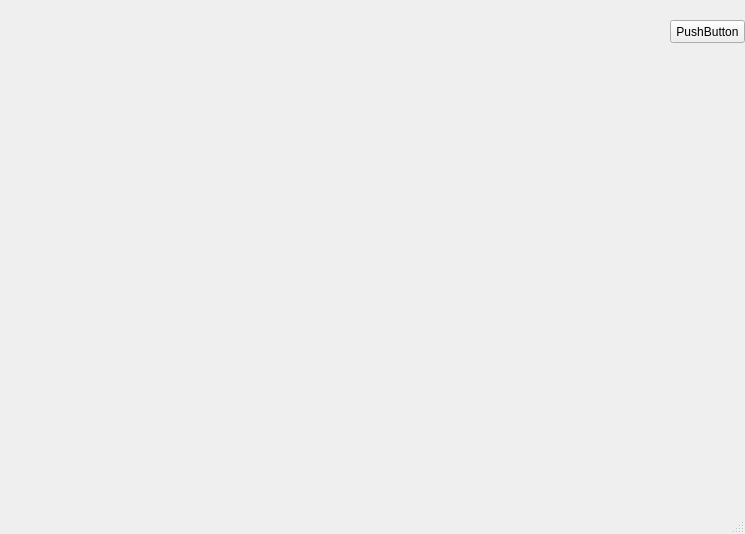
Above: GUI/UI/main.ui from lidingke/fiberGeometry before the change. Below: the same form after it.
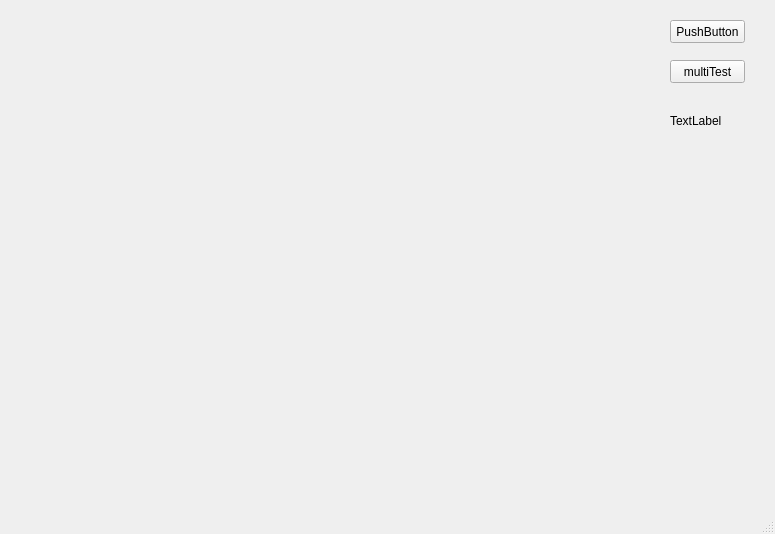
That is the form after the change.

```diff
--- a/GUI/UI/main.ui
+++ b/GUI/UI/main.ui
@@ -6,7 +6,7 @@
    <rect>
     <x>0</x>
     <y>0</y>
-    <width>745</width>
+    <width>775</width>
     <height>534</height>
    </rect>
   </property>
@@ -43,6 +43,32 @@
      </size>
     </property>
    </widget>
+   <widget class="QPushButton" name="multiTest">
+    <property name="geometry">
+     <rect>
+      <x>670</x>
+      <y>60</y>
+      <width>75</width>
+      <height>23</height>
+     </rect>
+    </property>
+    <property name="text">
+     <string>multiTest</string>
+    </property>
+   </widget>
+   <widget class="QLabel" name="sharpLabel">
+    <property name="geometry">
+     <rect>
+      <x>670</x>
+      <y>100</y>
+      <width>101</width>
+      <height>41</height>
+     </rect>
+    </property>
+    <property name="text">
+     <string>TextLabel</string>
+    </property>
+   </widget>
   </widget>
   <widget class="QMenuBar" name="menubar">
    <property name="geometry">
```
Left out of the diff: 2 changed lines with no effect on the pictures.
